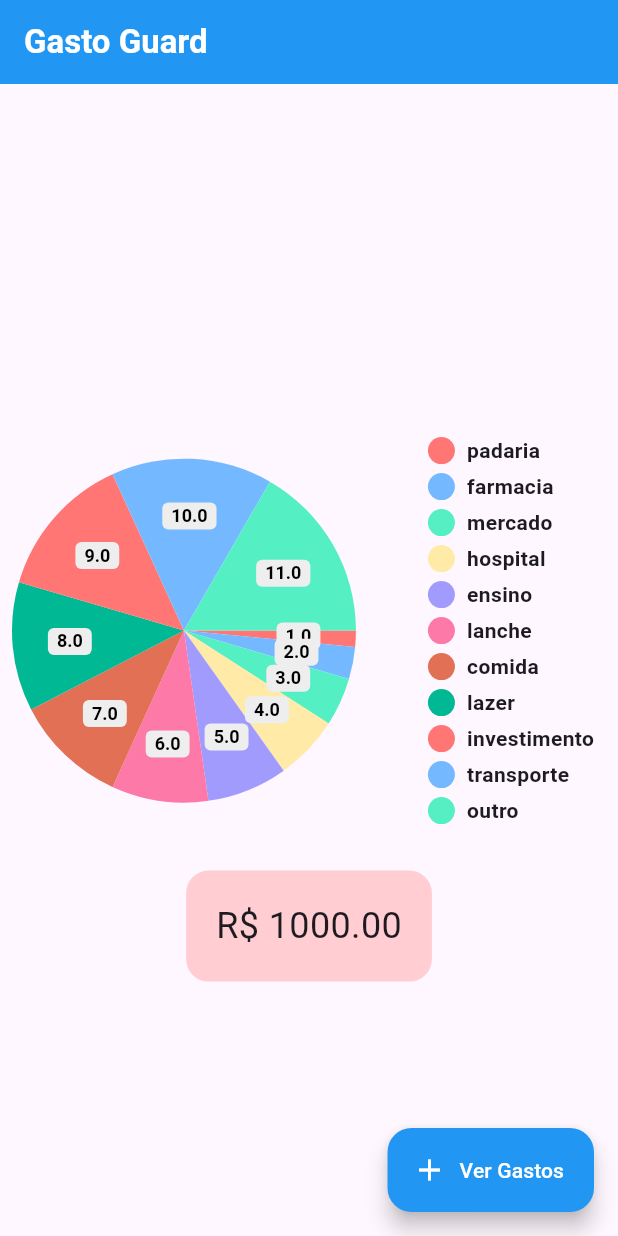
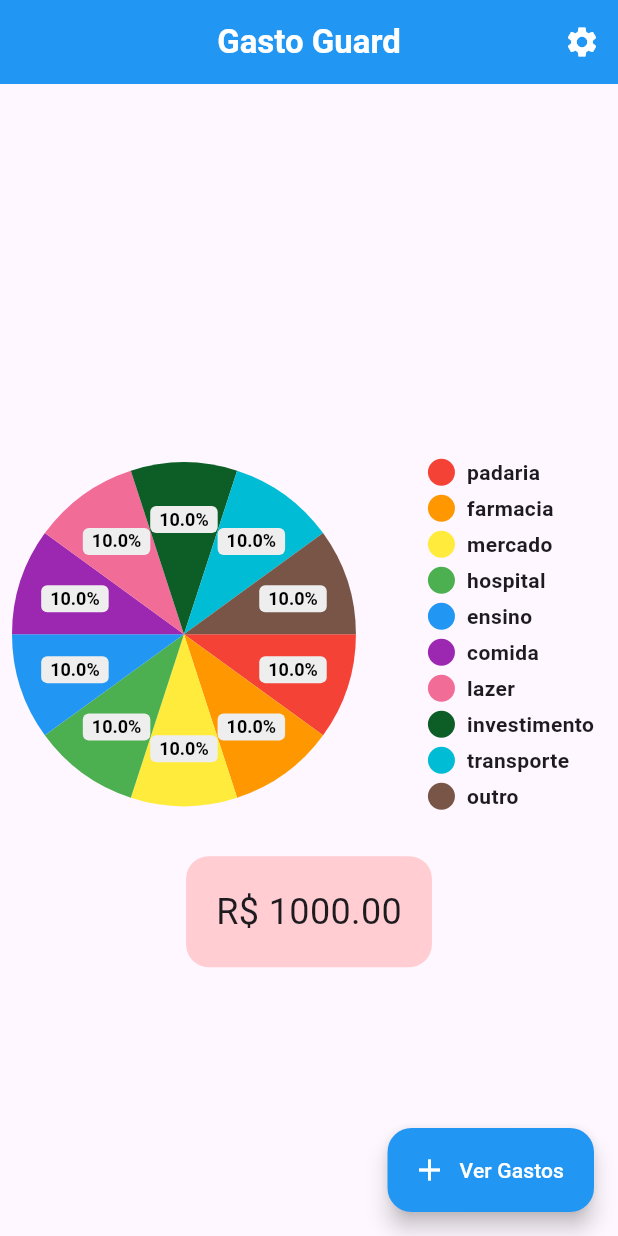
Before and after one commit to DevJeremias/Gasto-Guard, a Flutter app: the HomePage screen opened directly, on a phone screen of 412 x 824 dp. Run offline on Flutter 3.47's test engine with Material 3 defaults, Android fonts, the phone set to English and light mode, and no system bars; drawn by our look-alikes of pie_chart; our stand-ins replace flutter_colorpicker.

Commit message:
adicionando botão de configurações

```diff
--- a/lib/pages/add_gasto.dart
+++ b/lib/pages/add_gasto.dart
@@ -65,6 +65,8 @@ class _AddGastoState extends State<AddGasto> {
       appBar: CustomAppBar(
         titleText: 'Adicionar Gasto',
         showBackButton: false,
+        onSettingsPressed: () {},
+        context: context,
       ),
       body: Padding(
         padding: const EdgeInsets.all(10.0),
--- a/lib/pages/appbar/app_bar.dart
+++ b/lib/pages/appbar/app_bar.dart
@@ -1,8 +1,13 @@
 import 'package:flutter/material.dart';
+import 'configura.dart'; // Certifique-se de que o caminho do import esteja correto
 
 class CustomAppBar extends AppBar {
   CustomAppBar(
-      {Key? key, required this.titleText, required this.showBackButton})
+      {Key? key,
+      required this.titleText,
+      required this.showBackButton,
+      required BuildContext context,
+      required Null Function() onSettingsPressed})
       : super(
           key: key,
           title: Text(
@@ -11,6 +16,18 @@ class CustomAppBar extends AppBar {
           ),
           backgroundColor: Colors.blue,
           leading: showBackButton ? BackButton(color: Colors.white) : null,
+          centerTitle: true,
+          actions: <Widget>[
+            IconButton(
+              icon: Icon(Icons.settings, color: Colors.white),
+              onPressed: () {
+                Navigator.push(
+                  context,
+                  MaterialPageRoute(builder: (context) => Configura()),
+                );
+              },
+            ),
+          ],
         );
 
   final String titleText;
--- /dev/null
+++ b/lib/pages/appbar/configura.dart
@@ -0,0 +1,18 @@
+import 'package:flutter/material.dart';
+
+class Configura extends StatelessWidget {
+  @override
+  Widget build(BuildContext context) {
+    return Scaffold(
+      appBar: AppBar(
+        title: Text('Configurações'),
+      ),
+      body: Center(
+        child: Text(
+          'Bem-vindo à tela de Configurações!',
+          style: TextStyle(fontSize: 24),
+        ),
+      ),
+    );
+  }
+}
--- a/lib/pages/gastos.dart
+++ b/lib/pages/gastos.dart
@@ -64,6 +64,8 @@ class _GastosPageState extends State<GastosPage> {
       appBar: CustomAppBar(
         titleText: 'Gasto Guard',
         showBackButton: false,
+        onSettingsPressed: () {},
+        context: context,
       ),
       body: Container(
         // Adicionado um Container para ocupar toda a tela
--- a/lib/pages/home_page.dart
+++ b/lib/pages/home_page.dart
@@ -8,7 +8,12 @@ class HomePage extends StatelessWidget {
   Widget build(BuildContext context) {
     double total = 1000.00;
     return Scaffold(
-      appBar: CustomAppBar(titleText: 'Gasto Guard', showBackButton: false),
+      appBar: CustomAppBar(
+        titleText: 'Gasto Guard',
+        showBackButton: false,
+        onSettingsPressed: () {},
+        context: context,
+      ),
       body: Container(
         width: double.infinity,
         height: double.infinity,
--- a/lib/pages/icons.dart
+++ b/lib/pages/icons.dart
@@ -1,26 +1,26 @@
 import 'package:flutter/material.dart';
 
-// Classe CategoriaIcone que representa uma categoria e seu ícone correspondente
 class CategoriaIcone {
   final String nome;
   final IconData icone;
-  final Color cor; // Adicionando um campo de cor
+  final Color cor;
+  final double valor_gasto; // Adicionando um campo para o valor gasto
 
-  CategoriaIcone(
-      this.nome, this.icone, this.cor); // Adicionando cor ao construtor
+  CategoriaIcone(this.nome, this.icone, this.cor,
+      this.valor_gasto); // Adicionando valor_gasto ao construtor
 }
 
-// Lista de categorias e seus ícones correspondentes
 List<CategoriaIcone> categoriasIcones = [
-  CategoriaIcone('padaria', Icons.cake, Colors.red),
-  CategoriaIcone('farmacia', Icons.local_pharmacy, Colors.orange),
-  CategoriaIcone('mercado', Icons.shopping_cart, Colors.yellow),
-  CategoriaIcone('hospital', Icons.local_hospital, Colors.green),
-  CategoriaIcone('ensino', Icons.school, Colors.blue),
-  CategoriaIcone('lanche', Icons.fastfood, Colors.indigo),
-  CategoriaIcone('comida', Icons.restaurant, Colors.purple),
-  CategoriaIcone('lazer', Icons.beach_access, Colors.pink),
-  CategoriaIcone('investimento', Icons.trending_up, Colors.teal),
-  CategoriaIcone('transporte', Icons.directions_bus, Colors.cyan),
-  CategoriaIcone('outro', Icons.more_horiz, Colors.brown),
+  CategoriaIcone('padaria', Icons.cake, Colors.red, 15.0),
+  CategoriaIcone('farmacia', Icons.local_pharmacy, Colors.orange, 15.0),
+  CategoriaIcone('mercado', Icons.shopping_cart, Colors.yellow, 15.0),
+  CategoriaIcone('hospital', Icons.local_hospital, Colors.green, 15.0),
+  CategoriaIcone('ensino', Icons.school, Colors.blue, 15.0),
+  CategoriaIcone('comida', Icons.restaurant, Colors.purple, 15.0),
+  CategoriaIcone('lazer', Icons.beach_access,
+      const Color.fromARGB(255, 242, 108, 152), 15.0),
+  CategoriaIcone(
+      'investimento', Icons.trending_up, Color.fromARGB(255, 12, 93, 38), 15.0),
+  CategoriaIcone('transporte', Icons.directions_bus, Colors.cyan, 15.0),
+  CategoriaIcone('outro', Icons.more_horiz, Colors.brown, 15.0),
 ];
--- a/lib/pages/recursos/grafico.dart
+++ b/lib/pages/recursos/grafico.dart
@@ -2,24 +2,59 @@ import 'package:flutter/material.dart';
 import 'package:pie_chart/pie_chart.dart';
 
 import '../icons.dart';
-// Importando o arquivo icons.dart
 
 class PieChartWidget extends StatelessWidget {
   final Map<String, double> dataMap;
+  final Map<String, Color> colorList;
+  final Map<String, IconData> iconList;
 
-  PieChartWidget({required this.dataMap});
+  PieChartWidget(
+      {required this.dataMap, required this.colorList, required this.iconList});
 
   @override
   Widget build(BuildContext context) {
-    return PieChart(dataMap: dataMap);
+    return PieChart(
+      dataMap: dataMap,
+      colorList: colorList.values.toList(), // Adicionando as cores
+      chartValuesOptions: ChartValuesOptions(
+        showChartValueBackground: true,
+        showChartValues: true,
+        showChartValuesInPercentage:
+            true, // Mostrando os valores em porcentagem
+        showChartValuesOutside: false,
+        decimalPlaces: 1,
+      ),
+      legendOptions: LegendOptions(
+        showLegendsInRow: false,
+        legendPosition: LegendPosition.right,
+        showLegends: true,
+        legendShape: BoxShape.circle,
+        legendTextStyle: TextStyle(
+          fontWeight: FontWeight.bold,
+        ),
+      ),
+      animationDuration: Duration(milliseconds: 800),
+    );
   }
 
   static PieChartWidget createWithSampleData() {
-    // Criando um Map com os nomes das categorias e um valor de exemplo
     Map<String, double> dataMap = {
       for (var i = 0; i < categoriasIcones.length; i++)
-        categoriasIcones[i].nome: (i + 1).toDouble(),
+        categoriasIcones[i].nome:
+            categoriasIcones[i].valor_gasto, // Usando valor_gasto aqui
     };
-    return PieChartWidget(dataMap: dataMap);
+
+    Map<String, Color> colorList = {
+      for (var i = 0; i < categoriasIcones.length; i++)
+        categoriasIcones[i].nome: categoriasIcones[i].cor,
+    };
+
+    Map<String, IconData> iconList = {
+      for (var i = 0; i < categoriasIcones.length; i++)
+        categoriasIcones[i].nome: categoriasIcones[i].icone,
+    };
+
+    return PieChartWidget(
+        dataMap: dataMap, colorList: colorList, iconList: iconList);
   }
 }
```
